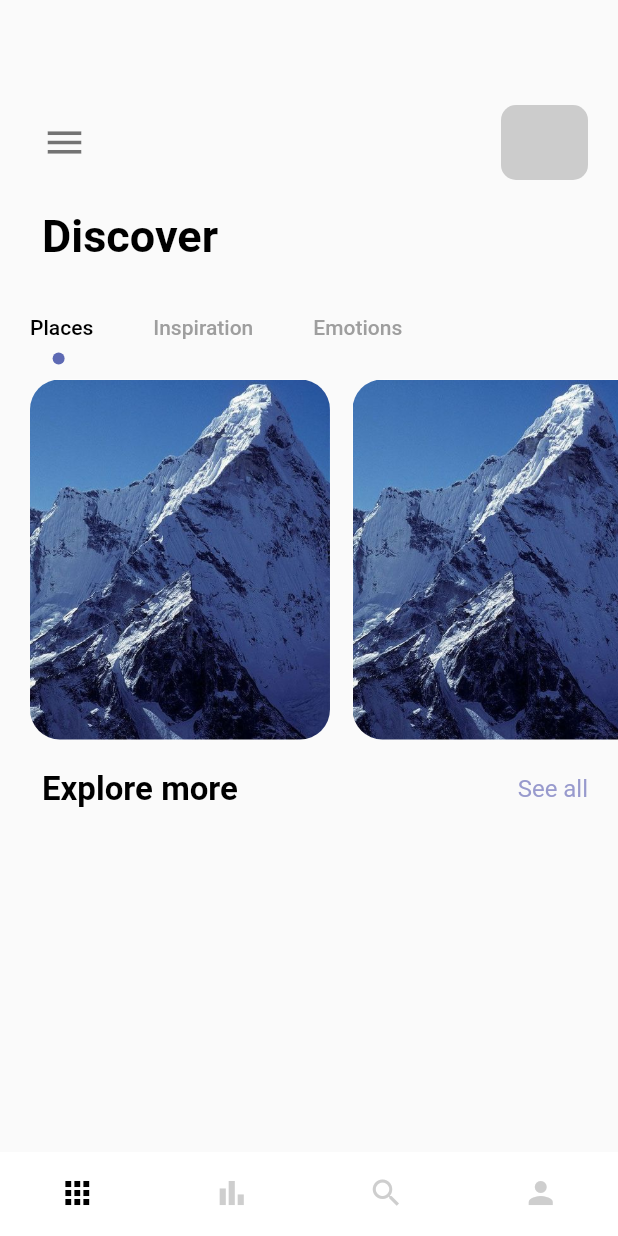
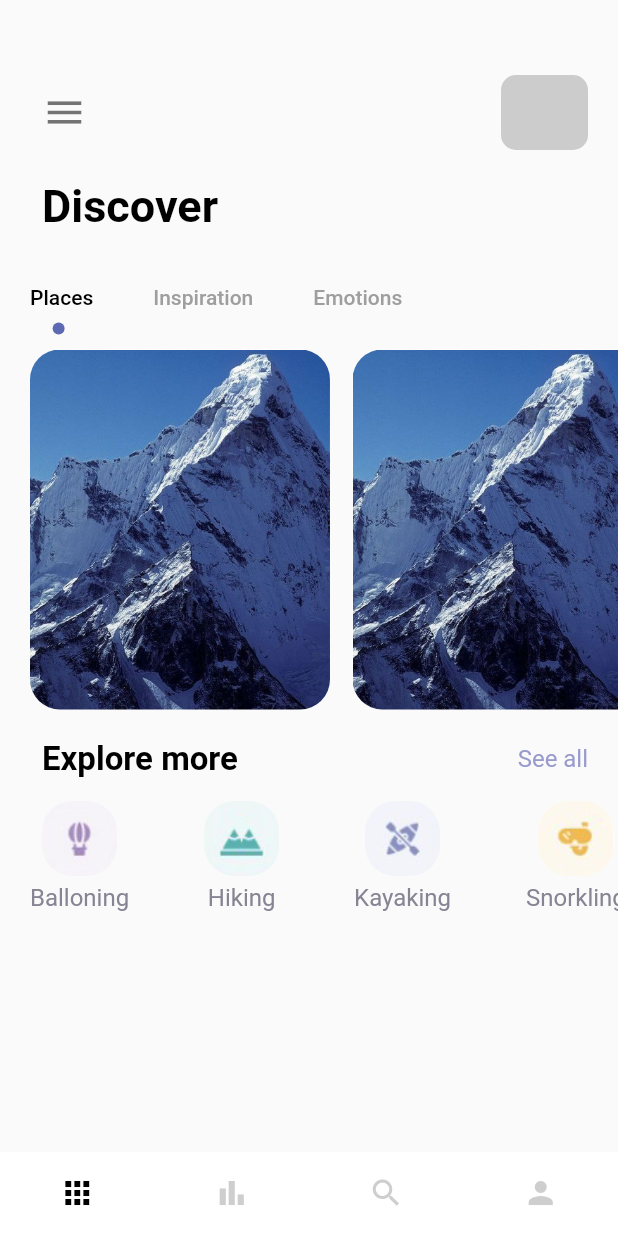
Before and after one commit to mrahman171/travel_app_bd, a Flutter app: the screen it shows after launch, on a phone screen of 412 x 824 dp. Run offline on Flutter 3.47's test engine with Material 2 defaults, Android fonts, the phone set to English and light mode, and no system bars.

Commit message:
update Home page

```diff
--- a/lib/pages/navepages/home_page.dart
+++ b/lib/pages/navepages/home_page.dart
@@ -14,6 +14,12 @@ class HomePage extends StatefulWidget {
 }
 
 class _HomePageState extends State<HomePage> with TickerProviderStateMixin {
+  var images = {
+    "balloning.png": "Balloning",
+    "hiking.png": "Hiking",
+    "kayaking.png": "Kayaking",
+    "snorkling.png": "Snorkling"
+  };
   @override
   Widget build(BuildContext context) {
     TabController _tabController = TabController(length: 3, vsync: this);
@@ -22,7 +28,7 @@ class _HomePageState extends State<HomePage> with TickerProviderStateMixin {
         crossAxisAlignment: CrossAxisAlignment.start,
         children: [
           Container(
-            padding: EdgeInsets.only(top: 70, left: 28),
+            padding: EdgeInsets.only(top: 50, left: 28),
             child: Row(
               children: [
                 Icon(Icons.menu, size: 30, color: Colors.black54),
@@ -118,6 +124,50 @@ class _HomePageState extends State<HomePage> with TickerProviderStateMixin {
                 )
               ],
             ),
+          ),
+          SizedBox(
+            height: 15,
+          ),
+          Container(
+            height: 90,
+            width: double.maxFinite,
+            margin: EdgeInsets.only(left: 20),
+            child: ListView.builder(
+                itemCount: 4,
+                scrollDirection: Axis.horizontal,
+                itemBuilder: (_, index) {
+                  return Container(
+                    margin: EdgeInsets.only(right: 50),
+                    child: Column(
+                      children: [
+                        Container(
+                          // margin: EdgeInsets.only(
+                          //   right: 50,
+                          // ),
+                          width: 50,
+                          height: 50,
+                          decoration: BoxDecoration(
+                            borderRadius: BorderRadius.circular(20),
+                            color: Colors.white,
+                            image: DecorationImage(
+                                image: AssetImage(
+                                    "img/" + images.keys.elementAt(index)),
+                                fit: BoxFit.cover),
+                          ),
+                        ),
+                        SizedBox(
+                          height: 5,
+                        ),
+                        Container(
+                          child: Apptext(
+                            text: images.values.elementAt(index),
+                            color: AppColors.textColor2,
+                          ),
+                        )
+                      ],
+                    ),
+                  );
+                }),
           )
         ],
       ),
```
Also changed, not shown: lib/pages/details_page.dart (added).
